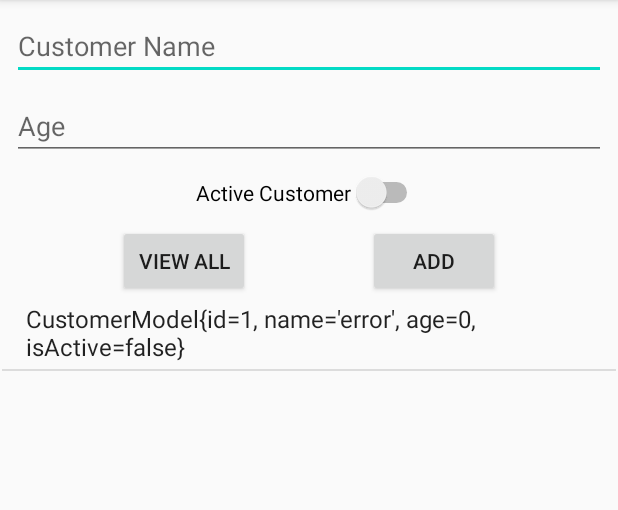
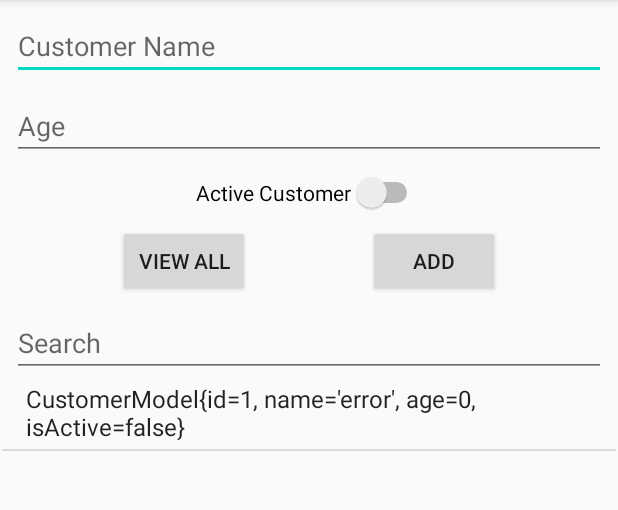
Before and after one commit to john-science/LetsLearnAndroid, an Android app: the screen it shows after launch (MainActivity), after a tap on "ADD", on a phone screen of 412 x 824 dp, the part 84-594 px from its top. Run offline under Robolectric (Android 15) with nearby library versions, the phone set to English and light mode, and no system bars.

Commit message:
SQLiteDemo - extra credit - add search function

```diff
--- a/SQLiteDemo/app/src/main/java/net/antineutrino/sqlitedemo/MainActivity.java
+++ b/SQLiteDemo/app/src/main/java/net/antineutrino/sqlitedemo/MainActivity.java
@@ -1,4 +1,5 @@
 package net.antineutrino.sqlitedemo;
+import android.view.KeyEvent;
 import android.view.View;
 import android.widget.AdapterView;
 import android.widget.ArrayAdapter;
@@ -15,7 +16,7 @@ public class MainActivity extends AppCompatActivity {
 
     // references to all of the buttons and controls on the layout
     Button btn_add, btn_viewAll;
-    EditText edtName, edtAge;
+    EditText edtName, edtAge, edtSearch;
     Switch sw_active;
     ListView lv_customer_list;
 
@@ -30,6 +31,7 @@ public class MainActivity extends AppCompatActivity {
 
         btn_add = findViewById(R.id.btn_add);
         btn_viewAll = findViewById(R.id.btn_viewAll);
+        edtSearch = findViewById(R.id.edtSearch);
         edtName = findViewById(R.id.edtName);
         edtAge = findViewById(R.id.edtAge);
         sw_active = findViewById(R.id.sw_active);
@@ -71,6 +73,15 @@ public class MainActivity extends AppCompatActivity {
                 Toast.makeText(MainActivity.this, "Deleted: " + clickedCustomer.toString(), Toast.LENGTH_SHORT).show();
             }
         });
+
+        edtSearch.setOnFocusChangeListener(new View.OnFocusChangeListener() {
+            @Override
+            public void onFocusChange(View v, boolean hasFocus) {
+                String search = edtSearch.getText().toString().toLowerCase();
+                customerAA = new ArrayAdapter<>(MainActivity.this, android.R.layout.simple_list_item_1, dal.getMatching(search));
+                lv_customer_list.setAdapter(customerAA);
+            }
+        });
     }
 
     // display the full customer list in the UI
--- a/SQLiteDemo/app/src/main/res/layout/activity_main.xml
+++ b/SQLiteDemo/app/src/main/res/layout/activity_main.xml
@@ -71,12 +71,28 @@
         app:layout_constraintStart_toStartOf="parent"
         app:layout_constraintTop_toBottomOf="@+id/sw_active" />
 
+    <EditText
+        android:id="@+id/edtSearch"
+        android:layout_width="match_parent"
+        android:layout_height="wrap_content"
+        android:layout_marginStart="8dp"
+        android:layout_marginLeft="8dp"
+        android:layout_marginTop="8dp"
+        android:layout_marginEnd="8dp"
+        android:layout_marginRight="8dp"
+        android:ems="10"
+        android:hint="@string/search"
+        android:inputType="textPersonName"
+        app:layout_constraintEnd_toEndOf="parent"
+        app:layout_constraintStart_toStartOf="parent"
+        app:layout_constraintTop_toBottomOf="@+id/btn_viewAll" />
+
     <ListView
         android:id="@+id/lv_customerList"
         android:layout_width="409dp"
         android:layout_height="532dp"
         app:layout_constraintEnd_toEndOf="parent"
         app:layout_constraintStart_toStartOf="parent"
-        app:layout_constraintTop_toBottomOf="@+id/btn_viewAll" />
+        app:layout_constraintTop_toBottomOf="@+id/edtSearch" />
 
 </androidx.constraintlayout.widget.ConstraintLayout>
--- a/SQLiteDemo/app/src/main/res/values/strings.xml
+++ b/SQLiteDemo/app/src/main/res/values/strings.xml
@@ -5,4 +5,5 @@
     <string name="active_customer">Active Customer</string>
     <string name="view_all">View All</string>
     <string name="add">Add</string>
+    <string name="search">Search</string>
 </resources>
```
Also changed, not shown: SQLiteDemo/app/src/main/java/net/antineutrino/sqlitedemo/DAL.java (+29 -0 lines).
